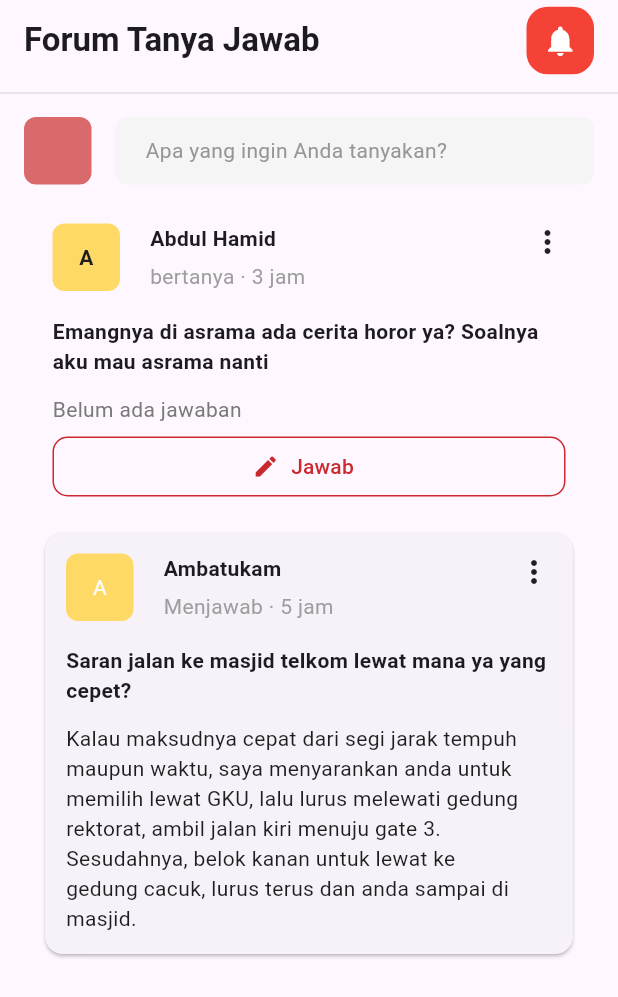
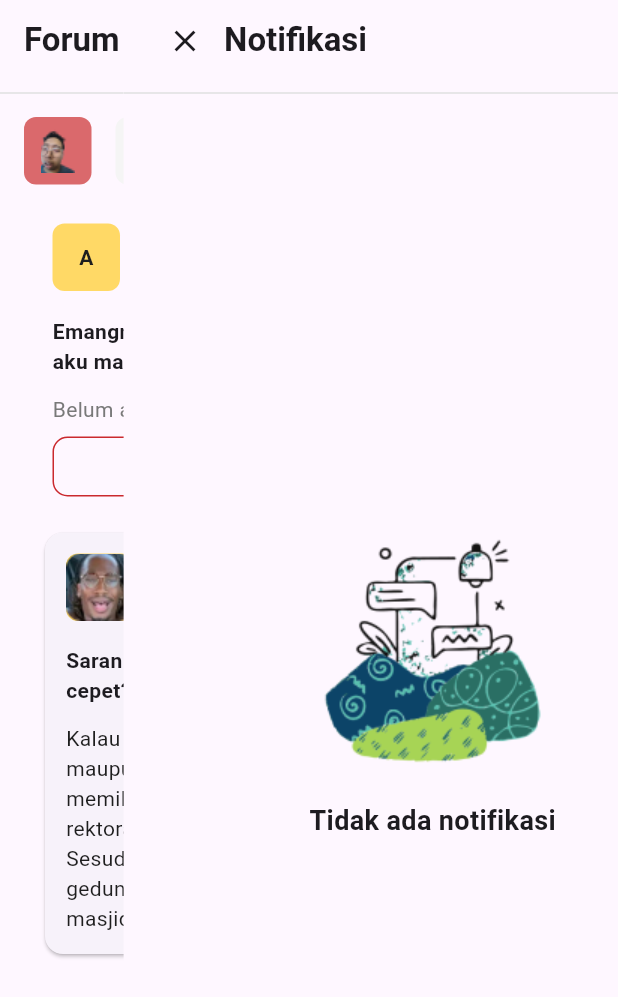
Before and after one commit to medavidrahmadana/TelU-Adventure-Mobile, a Flutter app: the screen it shows after launch, after a tap on the "notifications" icon, on a phone screen of 412 x 824 dp. Shown: the top 997 px of the screen. Run offline on Flutter 3.47's test engine with Material 3 defaults, Android fonts, the light colour scheme and no system bars; our stand-ins replace firebase_auth, firebase_core; missing offline and left inert: mockito; accounts and stored records are empty; network calls fail.

Commit message:
fix Forum

```diff
--- a/telu_adventure/lib/main.dart
+++ b/telu_adventure/lib/main.dart
@@ -1,7 +1,9 @@
 import 'package:flutter/material.dart';
 import 'package:telu_adventure/page/course_page.dart';
 import 'package:telu_adventure/page/course_vid_page.dart';
-import 'package:telu_adventure/page/forum_dashnboard.dart';
+import 'package:telu_adventure/page/forum_dashboard.dart';
+import 'package:telu_adventure/page/forum_notifikasi.dart';
+import 'package:telu_adventure/page/forum_pertanyaan.dart';
 import 'package:telu_adventure/page/lapor_page.dart';
 import 'page/home_page.dart';
 import 'page/landing_page.dart';
--- a/telu_adventure/lib/page/forum_dashnboard.dart
+++ b/telu_adventure/lib/page/forum_dashboard.dart
@@ -1,4 +1,6 @@
 import 'package:flutter/material.dart';
+import 'package:telu_adventure/page/forum_pertanyaan.dart';
+import 'forum_notifikasi.dart';
 
 class forum_dashboard extends StatelessWidget {
   const forum_dashboard({Key? key}) : super(key: key);
@@ -39,7 +41,30 @@ class forum_dashboard extends StatelessWidget {
                         color: Colors.white,
                       ),
                       onPressed: () {
-                        // Add logic to handle notifications here
+                        Navigator.push(
+                          context,
+                          PageRouteBuilder(
+                            pageBuilder:
+                                (context, animation, secondaryAnimation) {
+                              return Stack(
+                                children: <Widget>[
+                                  forum_dashboard(), // Menambahkan forum_dashboard di belakang forum_notifikasi
+                                  SlideTransition(
+                                    position: Tween<Offset>(
+                                      begin: Offset(1.0, 0.0),
+                                      end: Offset(0.2, 0.0),
+                                    ).animate(animation),
+                                    child: forum_notifikasi(),
+                                  ),
+                                ],
+                              );
+                            },
+                            transitionsBuilder: (context, animation,
+                                secondaryAnimation, child) {
+                              return child;
+                            },
+                          ),
+                        );
                       },
                     ),
                   ],
@@ -69,9 +94,45 @@ class forum_dashboard extends StatelessWidget {
                     color: Color(0xFFDA696C),
                     borderRadius: BorderRadius.circular(8),
                   ),
+                  child: Center(
+                    child: Image.asset(
+                      'assets/img/forum-image1.png', // Path ke file gambar di dalam folder assets
+                      width:
+                          30, // Sesuaikan dengan ukuran gambar yang diinginkan
+                      height: 30,
+                    ),
+                  ),
                 ),
                 SizedBox(width: 16),
                 Expanded(
+                  child: GestureDetector(
+                    onTap: () {
+                      Navigator.push(
+                        context,
+                        PageRouteBuilder(
+                          pageBuilder:
+                              (context, animation, secondaryAnimation) {
+                            return Stack(
+                              children: <Widget>[
+                                forum_dashboard(), // Menampilkan forum_dashboard di belakang forum_pertanyaan
+                                SlideTransition(
+                                  position: Tween<Offset>(
+                                    begin: Offset(
+                                        0.0, 1.0), // Mulai dari bawah layar
+                                    end: Offset(0.0,
+                                        0.1), // Berhenti saat terbuka sebagian (misalnya 0.6)
+                                  ).animate(animation),
+                                  child: ClipRect(
+                                    child:
+                                        forum_pertanyaan(), // forum_pertanyaan yang terbuka sebagian
+                                  ),
+                                ),
+                              ],
+                            );
+                          },
+                        ),
+                      );
+                    },
                     child: Container(
                       height: 45,
                       decoration: BoxDecoration(
@@ -88,6 +149,7 @@ class forum_dashboard extends StatelessWidget {
                           child: Text(
                             'Apa yang ingin Anda tanyakan?',
                             style: TextStyle(color: Color(0xFF969696)),
+                          ),
                         ),
                       ),
                     ),
@@ -246,9 +308,11 @@ class forum_dashboard extends StatelessWidget {
                             borderRadius: BorderRadius.circular(8),
                           ),
                           child: Center(
-                            child: Text(
-                              'A',
-                              style: TextStyle(color: Colors.white),
+                            child: Image.asset(
+                              'assets/img/forum-image2.png', // Path ke file gambar di dalam folder assets
+                              width:
+                                  45, // Sesuaikan dengan ukuran gambar yang diinginkan
+                              height: 45,
                             ),
                           ),
                         ),
--- /dev/null
+++ b/telu_adventure/lib/page/forum_notifikasi.dart
@@ -0,0 +1,60 @@
+import 'package:flutter/material.dart';
+
+class forum_notifikasi extends StatelessWidget {
+  const forum_notifikasi({Key? key}) : super(key: key);
+
+  @override
+  Widget build(BuildContext context) {
+    return MaterialApp(
+      home: Scaffold(
+        appBar: PreferredSize(
+          preferredSize: Size.fromHeight(70.0),
+          child: AppBar(
+            title: Row(
+              children: [
+                SizedBox(width: 1), // Memberikan jarak antara ikon dan teks
+                IconButton(
+                  icon: Icon(Icons.close),
+                  onPressed: () {
+                    Navigator.pop(context);
+                  },
+                ),
+                SizedBox(width: 2), // Memberikan jarak antara ikon dan teks
+                Text(
+                  'Notifikasi',
+                  style: TextStyle(fontWeight: FontWeight.bold),
+                ),
+              ],
+            ),
+            bottom: PreferredSize(
+              child: Divider(
+                color: Colors.grey[300],
+                thickness: 1,
+              ),
+              preferredSize: Size.fromHeight(1.0),
+            ),
+          ),
+        ),
+        body: Center(
+          child: Column(
+            mainAxisAlignment: MainAxisAlignment.center,
+            crossAxisAlignment: CrossAxisAlignment.center,
+            children: [
+              Image.asset(
+                'assets/img/Notif.png', // Path ke file gambar di dalam folder assets
+                width: 200, // Ubah ukuran
+                height: 200,
+              ),
+              Text(
+                'Tidak ada notifikasi',
+                style: TextStyle(
+                    fontWeight: FontWeight.bold,
+                    fontSize: 18), // Mengatur ukuran teks
+              ),
+            ],
+          ),
+        ),
+      ),
+    );
+  }
+}
--- a/telu_adventure/pubspec.yaml
+++ b/telu_adventure/pubspec.yaml
@@ -65,6 +65,7 @@ flutter:
     - assets/img/
   #   - images/a_dot_ham.jpeg
 
+
   # An image asset can refer to one or more resolution-specific "variants", see
   # https://flutter.dev/assets-and-images/#resolution-aware
 
```
Also changed, not shown: telu_adventure/lib/page/forum_pertanyaan.dart (added, +120 -0 lines), telu_adventure/assets/img/Notif.png (added), telu_adventure/assets/img/forum-image1.png (added), telu_adventure/assets/img/forum-image2.png (added). Lines whose indentation alone changed are shown as unchanged.
